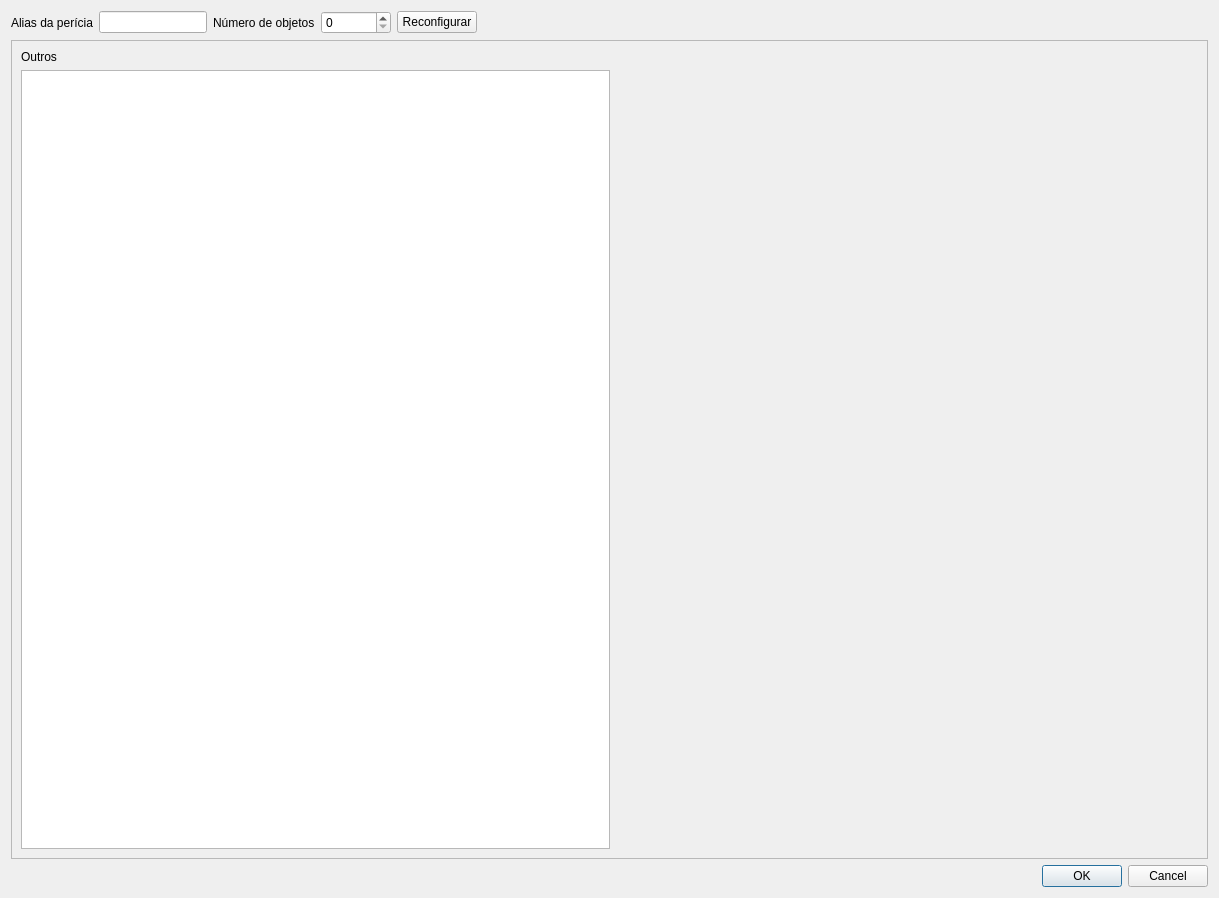
Old version of the form fastdoc/gui_app/widgets/sobjects_by_pics/pics_organizer/pics_organizer.ui in the repository renatormc/dev_laudo_sinfweb.
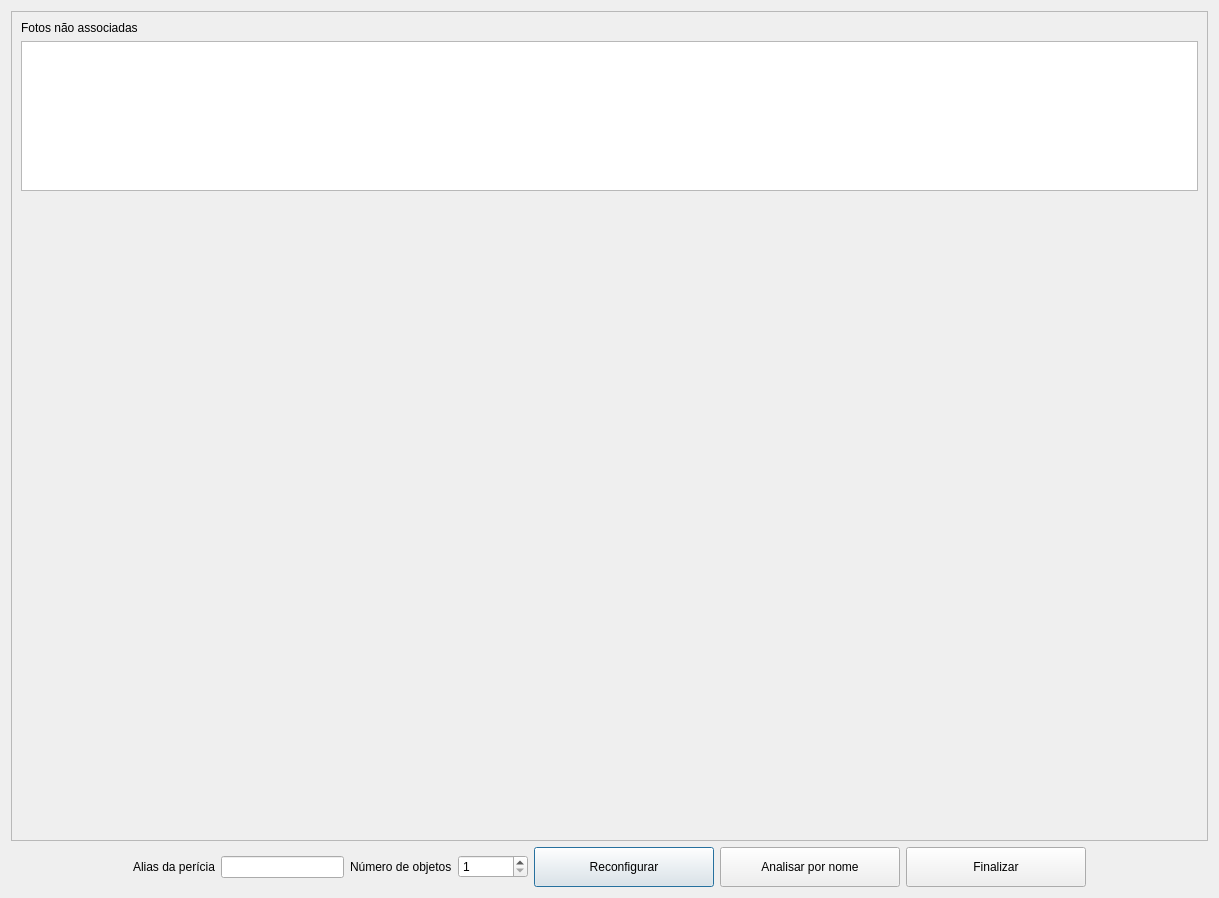
New version of the form.

```diff
--- a/fastdoc/gui_app/widgets/sobjects_by_pics/pics_organizer/pics_organizer.ui
+++ b/fastdoc/gui_app/widgets/sobjects_by_pics/pics_organizer/pics_organizer.ui
@@ -13,58 +13,7 @@
   <property name="windowTitle">
    <string>PicsOrganizer</string>
   </property>
-  <layout class="QVBoxLayout" name="verticalLayout" stretch="0,0,0">
-   <item>
-    <layout class="QHBoxLayout" name="horizontalLayout" stretch="0,0,0,0,0,1">
-     <item>
-      <widget class="QLabel" name="label">
-       <property name="text">
-        <string>Alias da perícia</string>
-       </property>
-      </widget>
-     </item>
-     <item>
-      <widget class="QLineEdit" name="led_alias_pericias"/>
-     </item>
-     <item>
-      <widget class="QLabel" name="label_3">
-       <property name="text">
-        <string>Número de objetos</string>
-       </property>
-      </widget>
-     </item>
-     <item>
-      <widget class="QSpinBox" name="spb_n_objetos">
-       <property name="minimumSize">
-        <size>
-         <width>70</width>
-         <height>0</height>
-        </size>
-       </property>
-      </widget>
-     </item>
-     <item>
-      <widget class="QPushButton" name="btn_reconfig">
-       <property name="text">
-        <string>Reconfigurar</string>
-       </property>
-      </widget>
-     </item>
-     <item>
-      <spacer name="horizontalSpacer">
-       <property name="orientation">
-        <enum>Qt::Horizontal</enum>
-       </property>
-       <property name="sizeHint" stdset="0">
-        <size>
-         <width>40</width>
-         <height>20</height>
-        </size>
-       </property>
-      </spacer>
-     </item>
-    </layout>
-   </item>
+  <layout class="QVBoxLayout" name="verticalLayout" stretch="0,0">
    <item>
     <widget class="QScrollArea" name="scrollArea">
      <property name="widgetResizable">
@@ -76,31 +25,43 @@
         <x>0</x>
         <y>0</y>
         <width>1199</width>
-        <height>813</height>
+        <height>830</height>
        </rect>
       </property>
       <layout class="QHBoxLayout" name="horizontalLayout_2">
        <item>
-        <layout class="QHBoxLayout" name="lay_objects">
+        <layout class="QVBoxLayout" name="main_layout">
          <item>
-          <layout class="QVBoxLayout" name="verticalLayout_2">
+          <layout class="QVBoxLayout" name="lay_objects">
            <item>
             <widget class="QLabel" name="label_2">
              <property name="text">
-              <string>Outros</string>
+              <string>Fotos não associadas</string>
              </property>
             </widget>
            </item>
            <item>
-            <widget class="QListWidget" name="lsw_others">
-             <property name="dragDropOverwriteMode">
-              <bool>false</bool>
+            <widget class="QListWidget" name="lsw_not_associated">
+             <property name="sizePolicy">
+              <sizepolicy hsizetype="Expanding" vsizetype="Fixed">
+               <horstretch>0</horstretch>
+               <verstretch>0</verstretch>
+              </sizepolicy>
              </property>
-             <property name="dragDropMode">
-              <enum>QAbstractItemView::DragDrop</enum>
+             <property name="maximumSize">
+              <size>
+               <width>16777215</width>
+               <height>150</height>
+              </size>
              </property>
-             <property name="selectionMode">
-              <enum>QAbstractItemView::SingleSelection</enum>
+             <property name="verticalScrollBarPolicy">
+              <enum>Qt::ScrollBarAsNeeded</enum>
+             </property>
+             <property name="dragEnabled">
+              <bool>true</bool>
+             </property>
+             <property name="defaultDropAction">
+              <enum>Qt::MoveAction</enum>
              </property>
              <property name="iconSize">
               <size>
@@ -116,14 +77,14 @@
           </layout>
          </item>
          <item>
-          <spacer name="horizontalSpacer_2">
+          <spacer name="verticalSpacer">
            <property name="orientation">
-            <enum>Qt::Horizontal</enum>
+            <enum>Qt::Vertical</enum>
            </property>
            <property name="sizeHint" stdset="0">
             <size>
-             <width>40</width>
-             <height>20</height>
+             <width>20</width>
+             <height>40</height>
             </size>
            </property>
           </spacer>
@@ -135,14 +96,103 @@
     </widget>
    </item>
    <item>
-    <widget class="QDialogButtonBox" name="bbx_default">
-     <property name="orientation">
-      <enum>Qt::Horizontal</enum>
-     </property>
-     <property name="standardButtons">
-      <set>QDialogButtonBox::Cancel|QDialogButtonBox::Ok</set>
-     </property>
-    </widget>
+    <layout class="QHBoxLayout" name="horizontalLayout_3">
+     <item>
+      <spacer name="horizontalSpacer_2">
+       <property name="orientation">
+        <enum>Qt::Horizontal</enum>
+       </property>
+       <property name="sizeHint" stdset="0">
+        <size>
+         <width>40</width>
+         <height>20</height>
+        </size>
+       </property>
+      </spacer>
+     </item>
+     <item>
+      <widget class="QLabel" name="label">
+       <property name="text">
+        <string>Alias da perícia</string>
+       </property>
+      </widget>
+     </item>
+     <item>
+      <widget class="QLineEdit" name="led_alias_pericias"/>
+     </item>
+     <item>
+      <widget class="QLabel" name="label_3">
+       <property name="text">
+        <string>Número de objetos</string>
+       </property>
+      </widget>
+     </item>
+     <item>
+      <widget class="QSpinBox" name="spb_n_objetos">
+       <property name="minimumSize">
+        <size>
+         <width>70</width>
+         <height>0</height>
+        </size>
+       </property>
+       <property name="minimum">
+        <number>1</number>
+       </property>
+      </widget>
+     </item>
+     <item>
+      <widget class="QPushButton" name="btn_reconfigure">
+       <property name="minimumSize">
+        <size>
+         <width>180</width>
+         <height>40</height>
+        </size>
+       </property>
+       <property name="text">
+        <string>Reconfigurar</string>
+       </property>
+      </widget>
+     </item>
+     <item>
+      <widget class="QPushButton" name="btn_analise_by_name">
+       <property name="minimumSize">
+        <size>
+         <width>180</width>
+         <height>40</height>
+        </size>
+       </property>
+       <property name="text">
+        <string>Analisar por nome</string>
+       </property>
+      </widget>
+     </item>
+     <item>
+      <widget class="QPushButton" name="btn_finish">
+       <property name="minimumSize">
+        <size>
+         <width>180</width>
+         <height>40</height>
+        </size>
+       </property>
+       <property name="text">
+        <string>Finalizar</string>
+       </property>
+      </widget>
+     </item>
+     <item>
+      <spacer name="horizontalSpacer_3">
+       <property name="orientation">
+        <enum>Qt::Horizontal</enum>
+       </property>
+       <property name="sizeHint" stdset="0">
+        <size>
+         <width>40</width>
+         <height>20</height>
+        </size>
+       </property>
+      </spacer>
+     </item>
+    </layout>
    </item>
   </layout>
  </widget>
```
Left out of the diff: 3 changed lines with no effect on the pictures.
